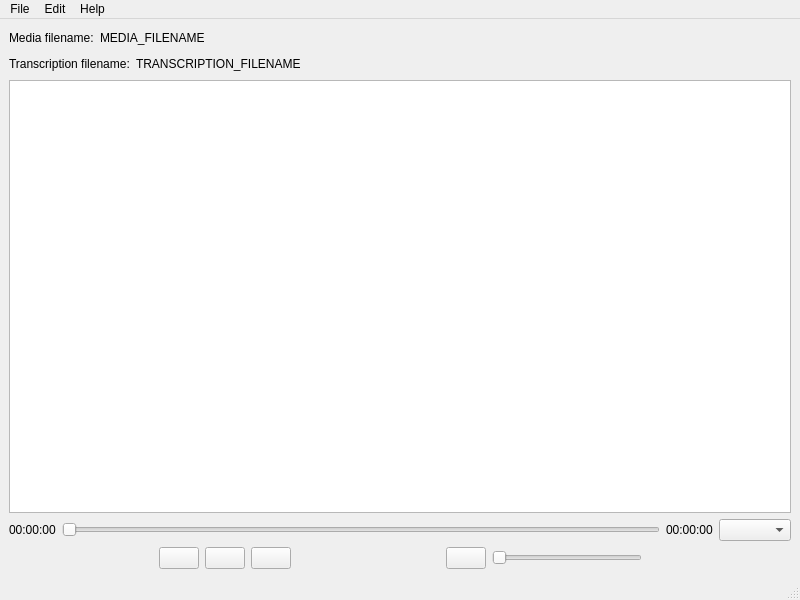
Above: transcript-fixer/mainwindow.ui from ignabelitzky/edia-utilities before the change. Below: the same form after it.
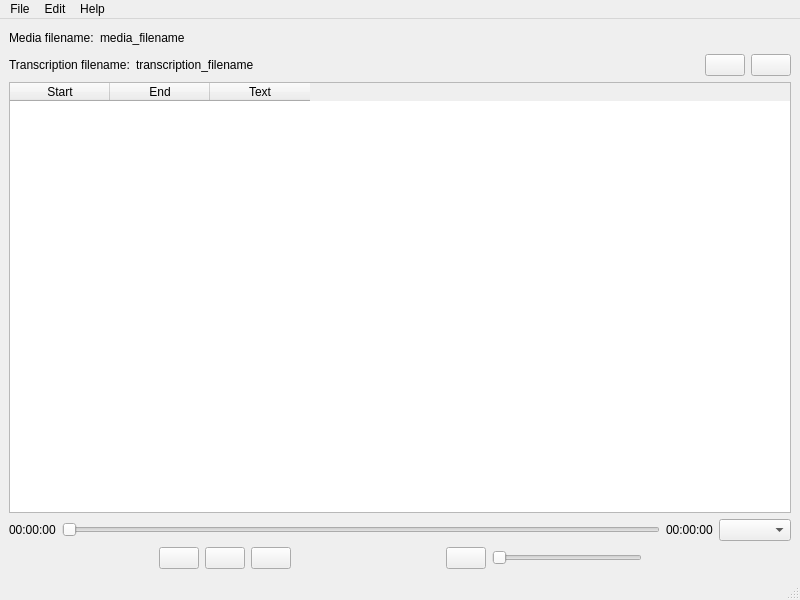
That is the form after the change. Icons and pictures are not drawn.

Commit message: Improvements in the way of showing the transcription to be edited

Patch:
```diff
--- a/transcript-fixer/mainwindow.ui
+++ b/transcript-fixer/mainwindow.ui
@@ -41,7 +41,7 @@
         <item>
          <widget class="QLabel" name="mediaFilenameLabel">
           <property name="text">
-           <string>MEDIA_FILENAME</string>
+           <string>media_filename</string>
           </property>
          </widget>
         </item>
@@ -72,7 +72,7 @@
         <item>
          <widget class="QLabel" name="transcriptionFilenameLabel">
           <property name="text">
-           <string>TRANSCRIPTION_FILENAME</string>
+           <string>transcription_filename</string>
           </property>
          </widget>
         </item>
@@ -89,12 +89,60 @@
           </property>
          </spacer>
         </item>
+        <item>
+         <widget class="QPushButton" name="addButton">
+          <property name="text">
+           <string/>
+          </property>
+          <property name="icon">
+           <iconset theme="QIcon::ThemeIcon::ListAdd"/>
+          </property>
+          <property name="iconSize">
+           <size>
+            <width>32</width>
+            <height>16</height>
+           </size>
+          </property>
+         </widget>
+        </item>
+        <item>
+         <widget class="QPushButton" name="deleteButton">
+          <property name="text">
+           <string/>
+          </property>
+          <property name="icon">
+           <iconset theme="QIcon::ThemeIcon::ListRemove"/>
+          </property>
+          <property name="iconSize">
+           <size>
+            <width>32</width>
+            <height>16</height>
+           </size>
+          </property>
+         </widget>
+        </item>
        </layout>
       </item>
      </layout>
     </item>
     <item>
-     <widget class="QListWidget" name="transcriptionListWidget"/>
+     <widget class="QTableWidget" name="tableWidget">
+      <column>
+       <property name="text">
+        <string>Start</string>
+       </property>
+      </column>
+      <column>
+       <property name="text">
+        <string>End</string>
+       </property>
+      </column>
+      <column>
+       <property name="text">
+        <string>Text</string>
+       </property>
+      </column>
+     </widget>
     </item>
     <item>
      <layout class="QHBoxLayout" name="horizontalLayout_4">
```
The commit also changes 4 other files.
